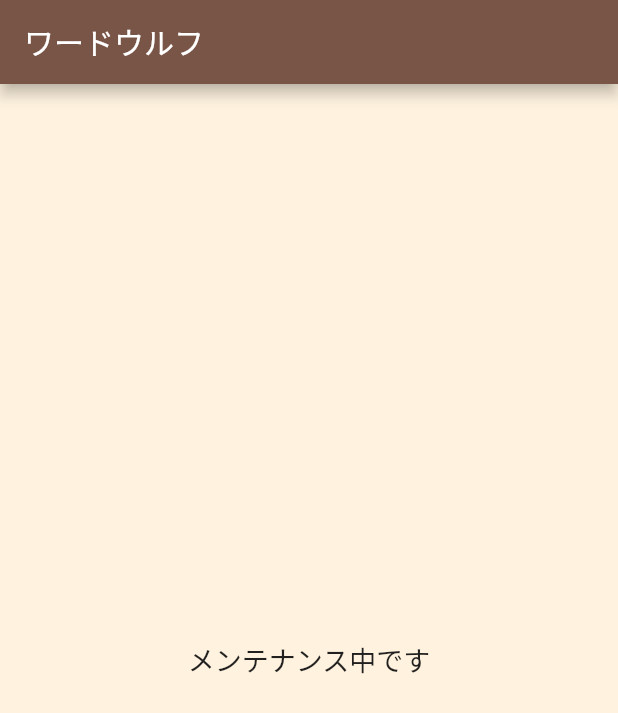
After one commit to tky823/wordwolf_app, a Flutter app: the MaintenancePage screen opened directly, on a phone screen of 412 x 824 dp. The commit adds this screen. Shown: the top 713 px of the screen. Run offline on Flutter 3.47's test engine with Material 2 defaults, Android fonts, the phone set to English and light mode, and no system bars.

Commit message:
add basic pages

```diff
--- /dev/null
+++ b/lib/customized_font.dart
@@ -0,0 +1,8 @@
+import 'package:flutter/material.dart';
+
+final smallerNormalFont =
+    TextStyle(fontSize: 15.0, fontWeight: FontWeight.normal);
+final smallerBoldFont = TextStyle(fontSize: 15.0, fontWeight: FontWeight.bold);
+final biggerNormalFont =
+    TextStyle(fontSize: 18.0, fontWeight: FontWeight.normal);
+final biggerBoldFont = TextStyle(fontSize: 18.0, fontWeight: FontWeight.bold);
--- /dev/null
+++ b/lib/maintenance_page.dart
@@ -0,0 +1,28 @@
+import 'package:flutter/material.dart';
+
+import 'customized_font.dart';
+
+class MaintenancePage extends StatefulWidget {
+  @override
+  State<StatefulWidget> createState() => _MaintenancePageState();
+}
+
+class _MaintenancePageState extends State<MaintenancePage> {
+  @override
+  Widget build(BuildContext context) {
+    return Scaffold(
+        appBar: AppBar(
+          backgroundColor: Colors.brown,
+          title: Text('ワードウルフ'),
+        ),
+        body: Scaffold(
+          body: Center(
+            child: Text(
+              'メンテナンス中です',
+              style: biggerNormalFont,
+            ),
+          ),
+          backgroundColor: Colors.orange[50],
+        ));
+  }
+}
```
Also changed, not shown: lib/error_page.dart (added, +28 -0 lines), lib/home_page.dart (+55 -3 lines), 1 other file.
